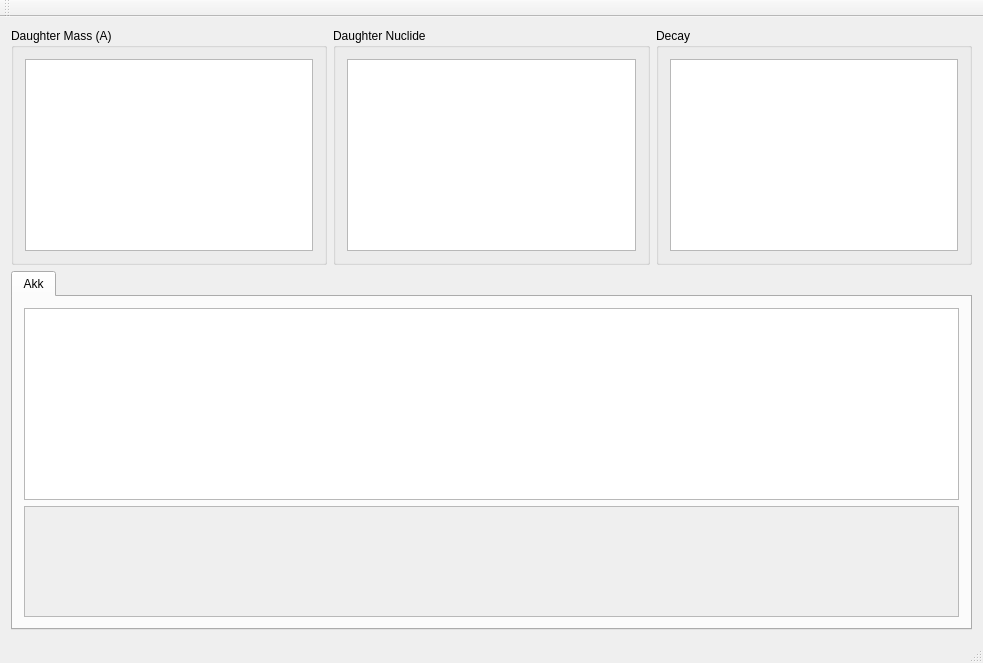
This is spectrator/Spectrator.ui in ferdymercury/nuclei as Qt 5 draws it before an edit. The edited form follows.
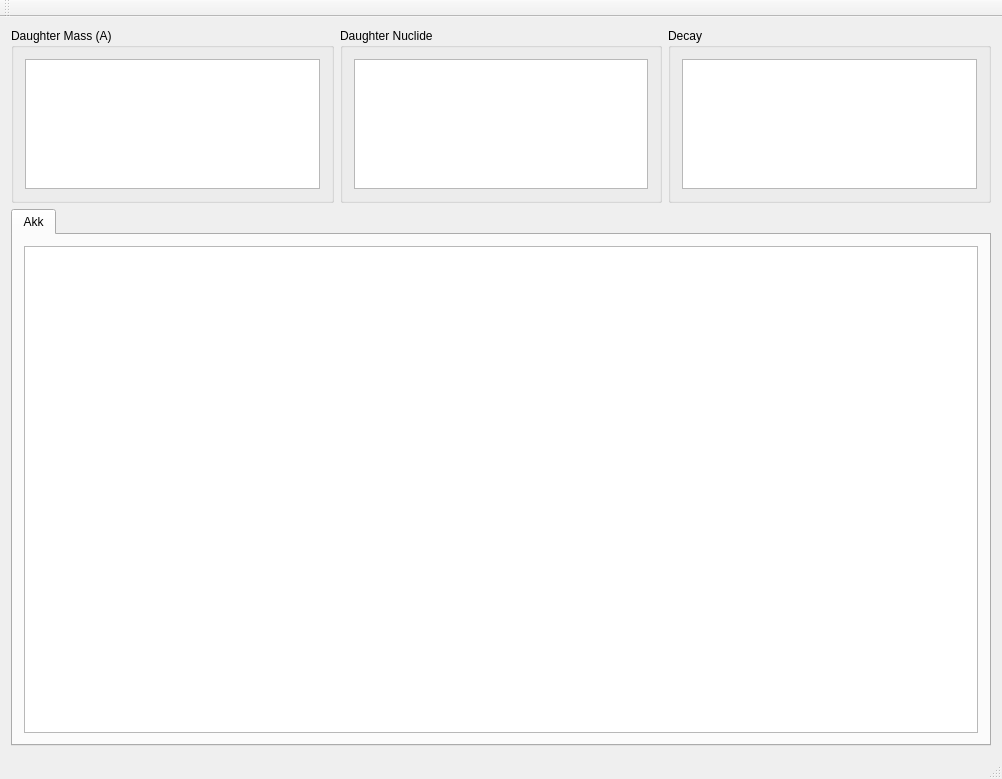
This is the edited form.

Commit message: Added energy-level parsing Added first parts of GraphicsView

```diff
--- a/spectrator/Spectrator.ui
+++ b/spectrator/Spectrator.ui
@@ -6,8 +6,8 @@
    <rect>
     <x>0</x>
     <y>0</y>
-    <width>983</width>
-    <height>663</height>
+    <width>1002</width>
+    <height>779</height>
    </rect>
   </property>
   <property name="windowTitle">
@@ -31,6 +31,12 @@
              <verstretch>0</verstretch>
             </sizepolicy>
            </property>
+           <property name="maximumSize">
+            <size>
+             <width>16777215</width>
+             <height>130</height>
+            </size>
+           </property>
           </widget>
          </item>
         </layout>
@@ -50,6 +56,12 @@
              <verstretch>0</verstretch>
             </sizepolicy>
            </property>
+           <property name="maximumSize">
+            <size>
+             <width>16777215</width>
+             <height>130</height>
+            </size>
+           </property>
           </widget>
          </item>
         </layout>
@@ -69,6 +81,12 @@
              <verstretch>0</verstretch>
             </sizepolicy>
            </property>
+           <property name="maximumSize">
+            <size>
+             <width>16777215</width>
+             <height>130</height>
+            </size>
+           </property>
           </widget>
          </item>
         </layout>
@@ -87,25 +105,7 @@
        </attribute>
        <layout class="QVBoxLayout" name="verticalLayout_4">
         <item>
-         <widget class="QPlainTextEdit" name="plainTextEdit"/>
-        </item>
-        <item>
-         <widget class="QScrollArea" name="scrollArea">
-          <property name="widgetResizable">
-           <bool>true</bool>
-          </property>
-          <widget class="QWidget" name="scrollAreaWidgetContents">
-           <property name="geometry">
-            <rect>
-             <x>0</x>
-             <y>0</y>
-             <width>953</width>
-             <height>137</height>
-            </rect>
-           </property>
-           <layout class="QHBoxLayout" name="horizontalLayout_2"/>
-          </widget>
-         </widget>
+         <widget class="QGraphicsView" name="decayView"/>
         </item>
        </layout>
       </widget>
```
Left out of the diff: 2 changed lines with no effect on the pictures. The commit also changes 9 other files.
